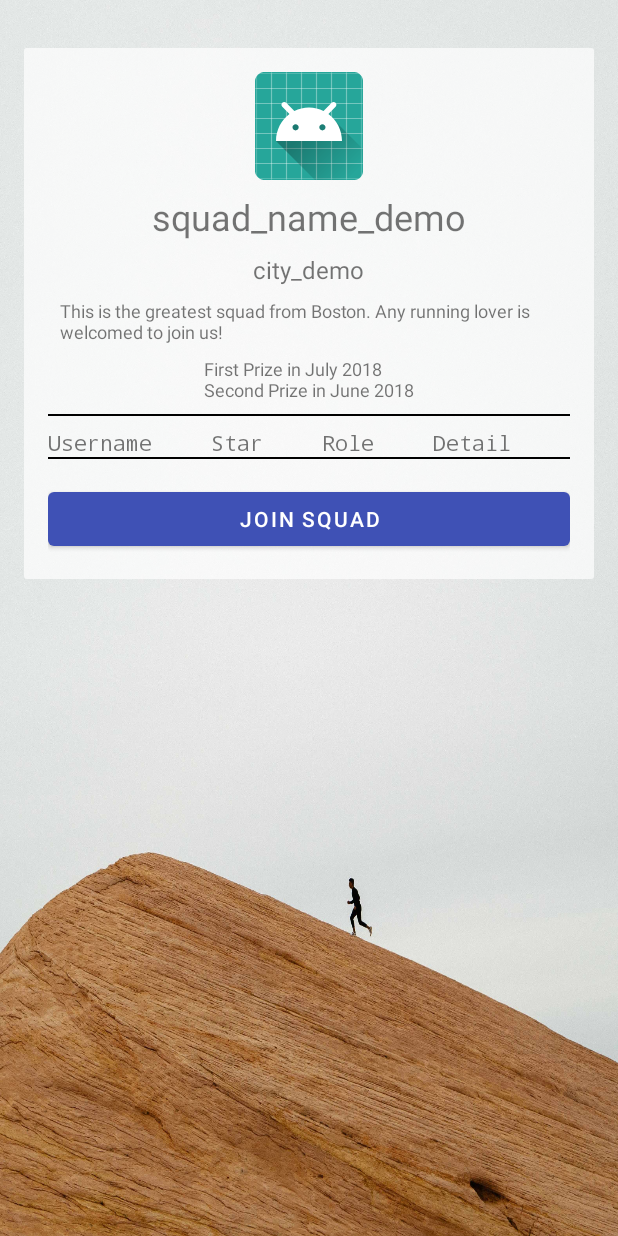
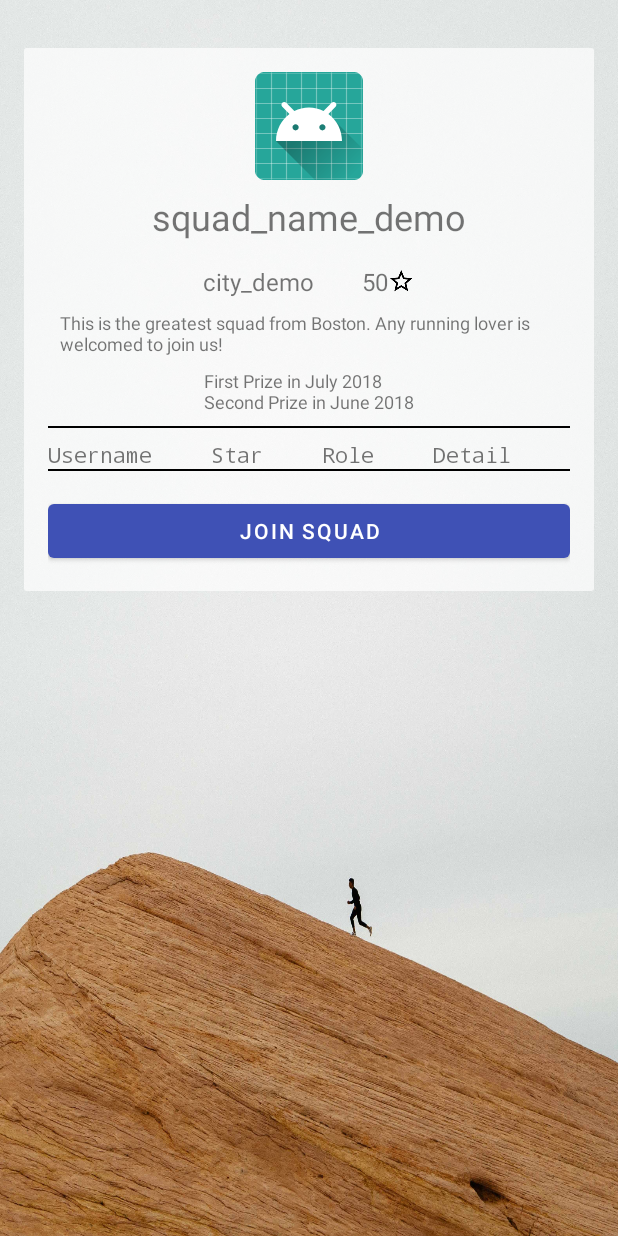
Before and after one commit to DanielZhangLing/RunningSquad, an Android app: the GroupInfoActivity screen opened directly, with no data from a screen before it, on a phone screen of 412 x 824 dp. Run offline under Robolectric (Android 15) with nearby library versions, the phone set to English and light mode, and no system bars; our stand-ins replace Firebase (no records; nobody signed in at launch, a user with empty details on screens opened directly); Roboto replaces fonts that are not available here; 6 statements that could not run were skipped.

Commit message:
1. implement group search 2. add totalStar for squad

```diff
--- a/app/src/main/java/neu/edu/runningsquad/GroupInfoActivity.java
+++ b/app/src/main/java/neu/edu/runningsquad/GroupInfoActivity.java
@@ -69,6 +69,7 @@ public class GroupInfoActivity extends MainActivity {
                 mReference.child("squads").child(squadname).child("members").child(username).setValue(true);
                 mReference.child("squads").child(squadname).child("number").setValue(number + 1);
                 Toast.makeText(getApplicationContext(), R.string.join_squad_success, Toast.LENGTH_LONG).show();
+                tableView.removeAllViews();
                 initMemberData();
             } catch (Exception e) {
                 System.err.println("Joining squad failed: " + e.getMessage());
@@ -129,6 +130,7 @@ public class GroupInfoActivity extends MainActivity {
         ((TextView) findViewById(R.id.squad_info_city)).setText(squad.getCity());
         ((TextView) findViewById(R.id.squad_info_desc)).setText(squad.getDescription());
         ((TextView) findViewById(R.id.squad_info_prize)).setText(squad.prizes2String());
+        ((TextView) findViewById(R.id.squad_info_totalStars)).setText(Integer.toString(squad.getTotalStars()));
     }
 
     public void showMemberInfo(View row, final User user) {
--- a/app/src/main/res/layout/activity_group_info.xml
+++ b/app/src/main/res/layout/activity_group_info.xml
@@ -41,13 +41,30 @@
             android:textSize="24sp"
             app:fontFamily="@font/bungee_inline" />
 
-        <android.support.v7.widget.AppCompatTextView
-            android:id="@+id/squad_info_city"
-            android:layout_width="wrap_content"
+        <LinearLayout
+            android:layout_width="match_parent"
             android:layout_height="wrap_content"
+            android:layout_marginTop="@dimen/margin_tweak"
             android:layout_marginBottom="@dimen/margin_tweak"
-            android:text="city_demo"
-            android:textSize="16sp" />
+            android:gravity="center">
+
+            <android.support.v7.widget.AppCompatTextView
+                android:id="@+id/squad_info_city"
+                android:layout_width="wrap_content"
+                android:layout_height="wrap_content"
+                android:layout_marginRight="16dp"
+                android:text="city_demo"
+                android:textSize="16sp" />
+
+            <android.support.v7.widget.AppCompatTextView
+                android:id="@+id/squad_info_totalStars"
+                android:layout_width="wrap_content"
+                android:layout_height="wrap_content"
+                android:layout_marginLeft="16dp"
+                android:drawableRight="@drawable/baseline_star_border_black_18"
+                android:text="50"
+                android:textSize="16sp" />
+        </LinearLayout>
 
         <android.support.v7.widget.AppCompatTextView
             android:id="@+id/squad_info_desc"
```
Also changed, not shown: app/src/main/java/neu/edu/runningsquad/GroupSearchActivity.java (+63 -25 lines), app/src/main/java/neu/edu/runningsquad/model/Squad.java (+10 -0 lines), app/src/main/res/layout/activity_group_search.xml (+19 -5 lines), app/src/main/res/layout/squad_row.xml (+5 -3 lines).
